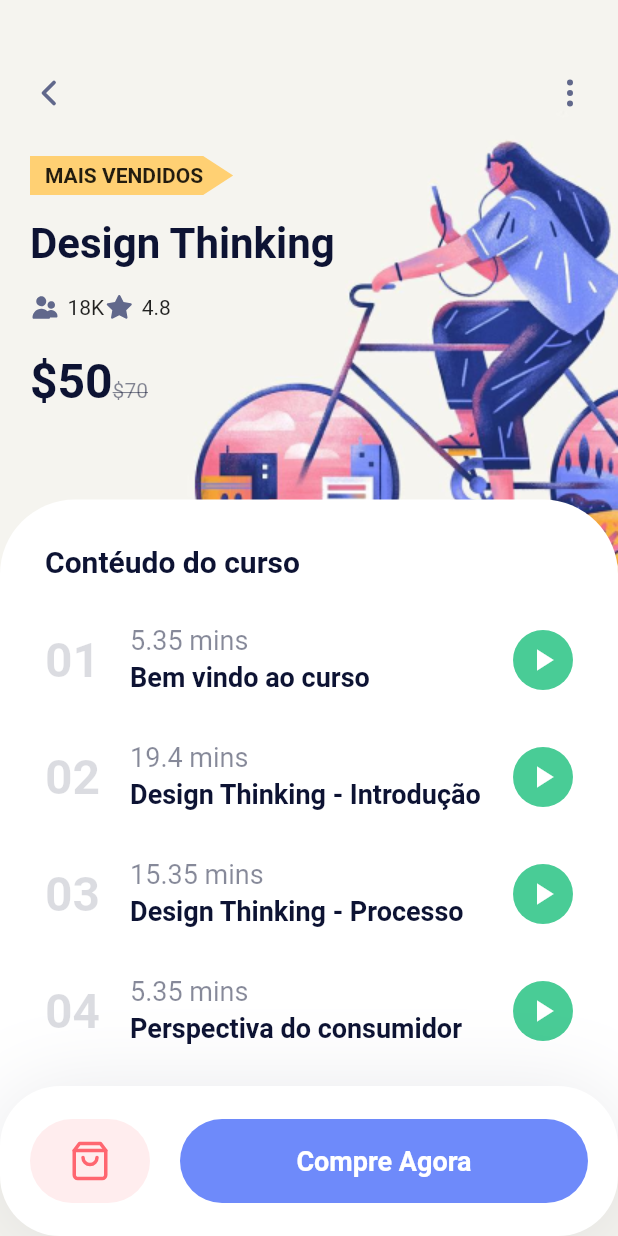
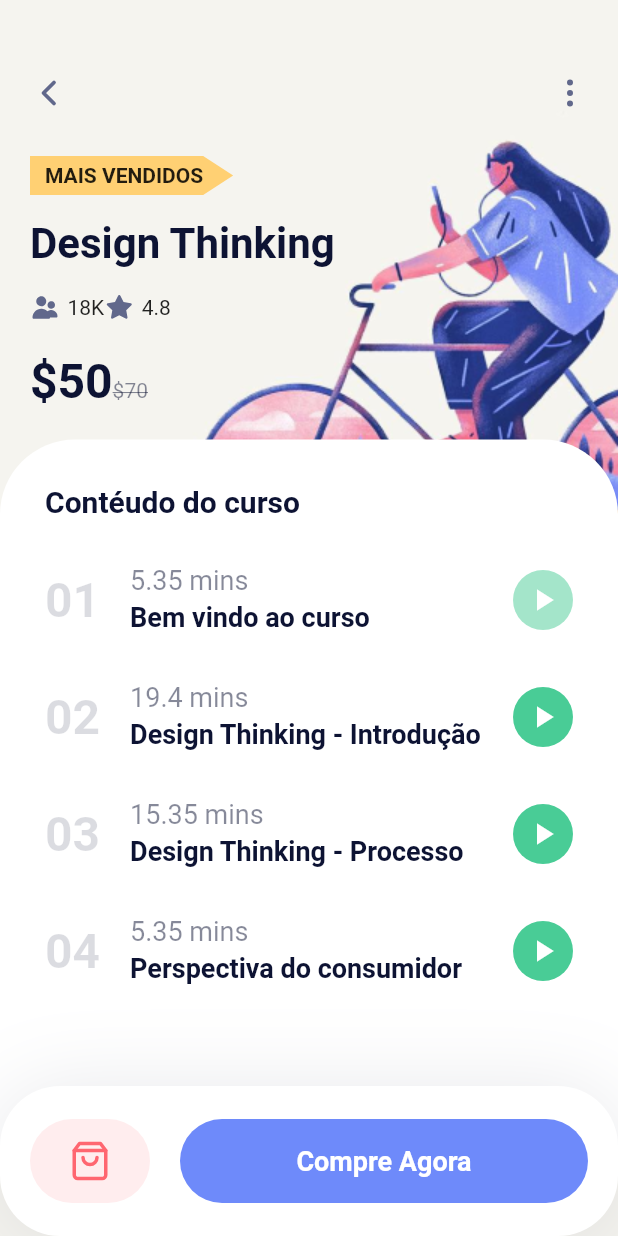
Before and after one commit to matheus2-andrade/Course_App_Flutter, a Flutter app: the DetailsScreen screen opened directly, on a phone screen of 412 x 824 dp. Run offline on Flutter 3.47's test engine with Material 2 defaults, Android fonts, the phone set to English and light mode, and no system bars; our stand-ins replace flutter_svg.

Commit message:
finish 1.0

```diff
--- a/lib/details_screen.dart
+++ b/lib/details_screen.dart
@@ -91,7 +91,7 @@ class DetailsScreen extends StatelessWidget {
             ),
           ),
           SizedBox(
-            height: 60,
+            height: 20,
           ),
           Expanded(
             child: Container(
@@ -116,7 +116,7 @@ class DetailsScreen extends StatelessWidget {
                           number: "01",
                           duration: 5.35,
                           title: "Bem vindo ao curso",
-                          isDone: true,
+                          isDone: false,
                         ),
                         CourseContent(
                           number: "02",
```
Also changed, not shown: lib/main.dart (+9 -7 lines), lib/model/category.dart (+4 -4 lines).
